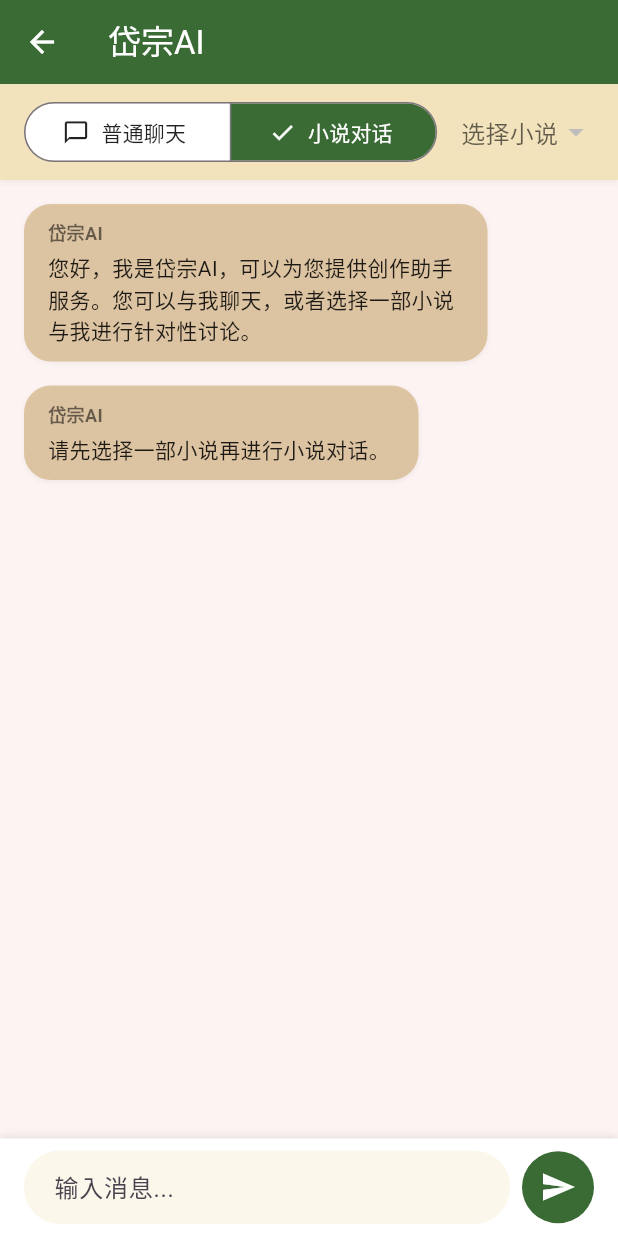
After one commit to wangbuliuxing714/novel_app, a Flutter app: the DaizongAIScreen screen opened by its route, after a tap on "小说对话", on a phone screen of 412 x 824 dp. The commit adds this screen. Run offline on Flutter 3.47's test engine with Material 3 defaults, Android fonts, the phone set to English and light mode, and no system bars; our stand-ins replace device_info_plus, file_picker, get, get_storage, hive, hive_flutter and 5 more; missing offline and left inert: dart:html, gbk_codec; accounts and stored records are empty.

Commit message:
聊天模型

```diff
--- a/lib/main.dart
+++ b/lib/main.dart
@@ -35,6 +35,7 @@ import 'package:novel_app/services/character_generator_service.dart';
 import 'package:novel_app/services/background_generator_service.dart';
 import 'package:novel_app/controllers/knowledge_base_controller.dart';
 import 'package:novel_app/screens/import_screen.dart';
+import 'package:novel_app/screens/ai_chat/daizong_ai_screen.dart';
 
 void main() async {
   WidgetsFlutterBinding.ensureInitialized();
@@ -163,6 +164,7 @@ class MyApp extends StatelessWidget {
         GetPage(name: '/tools', page: () => ToolsScreen()),
         GetPage(name: '/tts', page: () => TTSScreen()),
         GetPage(name: '/import', page: () => ImportScreen()),
+        GetPage(name: '/daizong_ai', page: () => const DaizongAIScreen()),
         GetPage(
           name: '/novel_continue',
           page: () => NovelContinueScreen(novel: Get.arguments),
--- /dev/null
+++ b/lib/screens/ai_chat/daizong_ai_screen.dart
@@ -0,0 +1,490 @@
+import 'package:flutter/material.dart';
+import 'package:get/get.dart';
+import 'package:novel_app/controllers/novel_controller.dart';
+import 'package:novel_app/models/novel.dart';
+import 'package:novel_app/services/ai_service.dart';
+import 'package:novel_app/services/langchain_novel_generator_service.dart';
+
+class DaizongAIController extends GetxController {
+  final AIService _aiService = Get.find<AIService>();
+  final NovelController _novelController = Get.find<NovelController>();
+  final LangchainNovelGeneratorService _langchainService = Get.find<LangchainNovelGeneratorService>();
+
+  final RxBool isGenerating = false.obs;
+  final RxList<ChatMessage> messages = <ChatMessage>[].obs;
+  final TextEditingController textController = TextEditingController();
+  final ScrollController scrollController = ScrollController();
+
+  // 当前聊天模式: 'normal' 或 'novel'
+  final RxString chatMode = 'normal'.obs;
+
+  // 当前选择的小说（用于小说对话模式）
+  final Rx<Novel?> selectedNovel = Rx<Novel?>(null);
+
+  @override
+  void onInit() {
+    super.onInit();
+    // 添加欢迎消息
+    messages.add(ChatMessage(
+      content: '您好，我是岱宗AI，可以为您提供创作助手服务。您可以与我聊天，或者选择一部小说与我进行针对性讨论。',
+      isUser: false,
+      timestamp: DateTime.now(),
+    ));
+  }
+
+  @override
+  void onClose() {
+    textController.dispose();
+    scrollController.dispose();
+    super.onClose();
+  }
+
+  // 切换聊天模式
+  void switchChatMode(String mode) {
+    if (mode != chatMode.value) {
+      chatMode.value = mode;
+      if (mode == 'novel' && selectedNovel.value == null && _novelController.novels.isNotEmpty) {
+        selectedNovel.value = _novelController.novels.first;
+      }
+
+      // 添加模式切换提示
+      if (mode == 'normal') {
+        messages.add(ChatMessage(
+          content: '已切换到普通聊天模式。有什么可以帮您的？',
+          isUser: false,
+          timestamp: DateTime.now(),
+        ));
+      } else {
+        final novel = selectedNovel.value;
+        if (novel != null) {
+          messages.add(ChatMessage(
+            content: '已切换到小说对话模式。我们正在讨论《${novel.title}》，您可以询问关于情节、人物或创作建议的问题。',
+            isUser: false,
+            timestamp: DateTime.now(),
+          ));
+        } else {
+          messages.add(ChatMessage(
+            content: '请先选择一部小说再进行小说对话。',
+            isUser: false,
+            timestamp: DateTime.now(),
+          ));
+        }
+      }
+
+      _scrollToBottom();
+    }
+  }
+
+  // 选择小说
+  void selectNovel(Novel novel) {
+    selectedNovel.value = novel;
+    messages.add(ChatMessage(
+      content: '已选择《${novel.title}》。您可以询问关于这部小说的任何问题。',
+      isUser: false,
+      timestamp: DateTime.now(),
+    ));
+    _scrollToBottom();
+  }
+
+  // 发送消息
+  Future<void> sendMessage(String content) async {
+    if (content.trim().isEmpty || isGenerating.value) return;
+
+    // 清空输入框
+    textController.clear();
+
+    // 添加用户消息
+    final userMessage = ChatMessage(
+      content: content,
+      isUser: true,
+      timestamp: DateTime.now(),
+    );
+    messages.add(userMessage);
+
+    // 滚动到底部
+    _scrollToBottom();
+
+    // 添加临时AI消息
+    final tempAiMessage = ChatMessage(
+      content: '...',
+      isUser: false,
+      timestamp: DateTime.now(),
+    );
+    messages.add(tempAiMessage);
+
+    try {
+      isGenerating.value = true;
+
+      String response = '';
+
+      if (chatMode.value == 'novel' && selectedNovel.value != null) {
+        final novel = selectedNovel.value!;
+
+        // 获取小说的所有章节内容作为上下文
+        final chapters = novel.chapters;
+        String chaptersContent = '';
+
+        if (chapters.isNotEmpty) {
+          // 构建章节内容字符串，限制总长度以避免超出token限制
+          for (var chapter in chapters) {
+            if (chaptersContent.length < 1500000) {  // 限制上下文长度
+              chaptersContent += '${chapter.title}:\n${chapter.content}\n\n';
+            } else {
+              break;
+            }
+          }
+
+          print('小说《${novel.title}》章节数: ${chapters.length}, 上下文长度: ${chaptersContent.length}');
+        }
+
+        // 准备系统提示
+        String systemPrompt = '''
+你是一个专业的小说顾问，能够深入分析和讨论小说内容。
+
+小说标题：${novel.title}
+小说类型：${novel.genre}
+小说大纲：${novel.outline}
+
+以下是小说的章节内容：
+$chaptersContent
+
+请基于这部小说的内容提供有深度的回答。当被问及情节、人物或创作建议时，提供具体且有建设性的意见，帮助用户更好地理解和完善他们的小说。
+''';
+
+        // 使用LangChain处理对话
+        response = await _langchainService.generateChatResponse(
+          systemPrompt: systemPrompt,
+          userPrompt: content,
+          temperature: 0.7,
+        );
+      } else {
+        // 标准聊天模式
+        String systemPrompt = '''
+你是岱宗AI，一个友好、专业的助手，擅长聊天和提供帮助。你的回答应该简洁、清晰，且富有帮助性。在交流中保持友好的语气，并尽量提供有价值的信息。
+''';
+
+        // 使用LangChain处理对话
+        response = await _langchainService.generateChatResponse(
+          systemPrompt: systemPrompt,
+          userPrompt: content,
+          temperature: 0.7,
+        );
+      }
+
+      // 更新AI消息
+      final index = messages.length - 1;
+      messages[index] = ChatMessage(
+        content: response,
+        isUser: false,
+        timestamp: DateTime.now(),
+      );
+
+      _scrollToBottom();
+    } catch (e) {
+      // 错误处理
+      final index = messages.length - 1;
+      messages[index] = ChatMessage(
+        content: '抱歉，生成回复时出现错误: $e',
+        isUser: false,
+        timestamp: DateTime.now(),
+        isError: true,
+      );
+    } finally {
+      isGenerating.value = false;
+    }
+  }
+
+  // 滚动到底部
+  void _scrollToBottom() {
+    if (scrollController.hasClients) {
+      Future.delayed(const Duration(milliseconds: 100), () {
+        scrollController.animateTo(
+          scrollController.position.maxScrollExtent,
+          duration: const Duration(milliseconds: 300),
+          curve: Curves.easeOut,
+        );
+      });
+    }
+  }
+}
+
+class ChatMessage {
+  final String content;
+  final bool isUser;
+  final DateTime timestamp;
+  final bool isError;
+
+  ChatMessage({
+    required this.content,
+    required this.isUser,
+    required this.timestamp,
+    this.isError = false,
+  });
+}
+
+class DaizongAIScreen extends StatelessWidget {
+  const DaizongAIScreen({Key? key}) : super(key: key);
+
+  // 定义主题色
+  static const Color earthYellow = Color(0xFFD4B483);
+  static const Color forestGreen = Color(0xFF3A6B35);
+  static const Color lightGreen = Color(0xFF93B884);
+  static const Color lightYellow = Color(0xFFF2E3BC);
+
+  @override
+  Widget build(BuildContext context) {
+    final controller = Get.put(DaizongAIController());
+    final isDark = Theme.of(context).brightness == Brightness.dark;
+
+    return Scaffold(
+      appBar: AppBar(
+        title: const Text('岱宗AI'),
+        backgroundColor: forestGreen,
+        foregroundColor: Colors.white,
+        elevation: 0,
+      ),
+      body: Column(
+        children: [
+          // 模式选择器
+          Container(
+            padding: const EdgeInsets.symmetric(vertical: 8, horizontal: 16),
+            decoration: BoxDecoration(
+              color: isDark ? Colors.grey.shade800 : lightYellow,
+              boxShadow: [
+                BoxShadow(
+                  color: Colors.black.withOpacity(0.05),
+                  blurRadius: 2,
+                  offset: const Offset(0, 2),
+                ),
+              ],
+            ),
+            child: Row(
+              children: [
+                Obx(() => Expanded(
+                  child: SegmentedButton<String>(
+                    segments: const [
+                      ButtonSegment<String>(
+                        value: 'normal',
+                        label: Text('普通聊天'),
+                        icon: Icon(Icons.chat_bubble_outline),
+                      ),
+                      ButtonSegment<String>(
+                        value: 'novel',
+                        label: Text('小说对话'),
+                        icon: Icon(Icons.book_outlined),
+                      ),
+                    ],
+                    selected: {controller.chatMode.value},
+                    onSelectionChanged: (Set<String> selection) {
+                      controller.switchChatMode(selection.first);
+                    },
+                    style: ButtonStyle(
+                      backgroundColor: MaterialStateProperty.resolveWith<Color>(
+                        (states) {
+                          if (states.contains(MaterialState.selected)) {
+                            return forestGreen;
+                          }
+                          return isDark ? Colors.grey.shade700 : Colors.white;
+                        },
+                      ),
+                      foregroundColor: MaterialStateProperty.resolveWith<Color>(
+                        (states) {
+                          if (states.contains(MaterialState.selected)) {
+                            return Colors.white;
+                          }
+                          return isDark ? Colors.white : Colors.black87;
+                        },
+                      ),
+                    ),
+                  ),
+                )),
+
+                // 小说选择器（仅在小说对话模式下显示）
+                Obx(() => controller.chatMode.value == 'novel'
+                    ? Padding(
+                        padding: const EdgeInsets.only(left: 16.0),
+                        child: _buildNovelSelector(controller),
+                      )
+                    : const SizedBox.shrink(),
+                ),
+              ],
+            ),
+          ),
+
+          // 消息列表
+          Expanded(
+            child: Container(
+              color: isDark ? Colors.grey.shade900 : lightYellow.withOpacity(0.2),
+              child: Obx(() => ListView.builder(
+                controller: controller.scrollController,
+                padding: const EdgeInsets.symmetric(horizontal: 16, vertical: 8),
+                itemCount: controller.messages.length,
+                itemBuilder: (context, index) {
+                  final message = controller.messages[index];
+                  return _buildMessageBubble(context, message, isDark);
+                },
+              )),
+            ),
+          ),
+
+          // 输入框区域
+          Container(
+            decoration: BoxDecoration(
+              color: isDark ? Colors.grey.shade800 : Colors.white,
+              boxShadow: [
+                BoxShadow(
+                  color: Colors.black.withOpacity(0.1),
+                  blurRadius: 4,
+                  offset: const Offset(0, -1),
+                ),
+              ],
+            ),
+            padding: const EdgeInsets.symmetric(horizontal: 16, vertical: 8),
+            child: Row(
+              children: [
+                Expanded(
+                  child: TextField(
+                    controller: controller.textController,
+                    maxLines: null,
+                    textInputAction: TextInputAction.send,
+                    decoration: InputDecoration(
+                      hintText: '输入消息...',
+                      border: OutlineInputBorder(
+                        borderRadius: BorderRadius.circular(24),
+                        borderSide: BorderSide.none,
+                      ),
+                      filled: true,
+                      fillColor: isDark
+                          ? Colors.grey.shade700
+                          : lightYellow.withOpacity(0.3),
+                      contentPadding: const EdgeInsets.symmetric(
+                        horizontal: 16,
+                        vertical: 12,
+                      ),
+                    ),
+                    onSubmitted: (value) {
+                      if (value.trim().isNotEmpty) {
+                        controller.sendMessage(value);
+                      }
+                    },
+                  ),
+                ),
+                const SizedBox(width: 8),
+                Obx(() => Material(
+                  color: forestGreen,
+                  borderRadius: BorderRadius.circular(24),
+                  child: InkWell(
+                    borderRadius: BorderRadius.circular(24),
+                    onTap: controller.isGenerating.value
+                        ? null
+                        : () => controller.sendMessage(controller.textController.text),
+                    child: Container(
+                      padding: const EdgeInsets.all(12),
+                      child: controller.isGenerating.value
+                          ? const SizedBox(
+                              width: 24,
+                              height: 24,
+                              child: CircularProgressIndicator(
+                                color: Colors.white,
+                                strokeWidth: 2,
+                              ),
+                            )
+                          : const Icon(
+                              Icons.send,
+                              color: Colors.white,
+                            ),
+                    ),
+                  ),
+                )),
+              ],
+            ),
+          ),
+        ],
+      ),
+    );
+  }
+
+  Widget _buildNovelSelector(DaizongAIController controller) {
+    final novels = Get.find<NovelController>().novels;
+
+    return DropdownButton<Novel>(
+      value: controller.selectedNovel.value,
+      hint: const Text('选择小说'),
+      underline: Container(height: 0),
+      icon: const Icon(Icons.arrow_drop_down),
+      iconEnabledColor: forestGreen,
+      onChanged: (Novel? novel) {
+        if (novel != null) {
+          controller.selectNovel(novel);
+        }
+      },
+      items: novels.map<DropdownMenuItem<Novel>>((Novel novel) {
+        return DropdownMenuItem<Novel>(
+          value: novel,
+          child: SizedBox(
+            width: 100,
+            child: Text(
+              novel.title,
+              overflow: TextOverflow.ellipsis,
+              style: const TextStyle(fontSize: 14),
+            ),
+          ),
+        );
+      }).toList(),
+    );
+  }
+
+  Widget _buildMessageBubble(BuildContext context, ChatMessage message, bool isDark) {
+    return Align(
+      alignment: message.isUser ? Alignment.centerRight : Alignment.centerLeft,
+      child: Container(
+        constraints: BoxConstraints(
+          maxWidth: MediaQuery.of(context).size.width * 0.75,
+        ),
+        margin: const EdgeInsets.symmetric(vertical: 8),
+        padding: const EdgeInsets.symmetric(horizontal: 16, vertical: 10),
+        decoration: BoxDecoration(
+          color: message.isUser
+              ? forestGreen
+              : message.isError
+                  ? Colors.red.shade100
+                  : (isDark ? Colors.grey.shade700 : earthYellow.withOpacity(0.7)),
+          borderRadius: BorderRadius.circular(18),
+          boxShadow: [
+            BoxShadow(
+              color: Colors.black.withOpacity(0.05),
+              blurRadius: 2,
+              offset: const Offset(0, 1),
+            ),
+          ],
+        ),
+        child: Column(
+          crossAxisAlignment: CrossAxisAlignment.start,
+          children: [
+            Text(
+              message.isUser ? '我' : '岱宗AI',
+              style: TextStyle(
+                fontWeight: FontWeight.bold,
+                fontSize: 12,
+                color: message.isUser
+                    ? Colors.white70
+                    : (isDark ? Colors.white70 : Colors.black54),
+              ),
+            ),
+            const SizedBox(height: 4),
+            SelectableText(
+              message.content,
+              style: TextStyle(
+                color: message.isUser
+                    ? Colors.white
+                    : message.isError
+                        ? Colors.red.shade900
+                        : (isDark ? Colors.white : Colors.black87),
+              ),
+            ),
+          ],
+        ),
+      ),
+    );
+  }
+}
--- a/lib/services/novel_generator_service.dart
+++ b/lib/services/novel_generator_service.dart
@@ -1123,6 +1123,9 @@ ${targetReaderPrompt.isNotEmpty ? "目标读者：\n" + targetReaderPrompt + "\n
         ],
         createdAt: DateTime.now(),
       );
+
+      // 将大纲作为第0章保存
+      novel.addOutlineAsChapter();
 
       // 记录完成时间并计算耗时
       final endTime = DateTime.now();
@@ -1213,6 +1216,9 @@ ${targetReaderPrompt.isNotEmpty ? "目标读者：\n" + targetReaderPrompt + "\n
           updateRealtimeOutput('\n========== 小说大纲 ==========\n');
           updateRealtimeOutput(outlineContent);
           updateRealtimeOutput('\n================================\n\n');
+
+          // 将大纲作为第0章保存
+          novel.addOutlineAsChapter();
         }
 
         // 生成章节内容
```
Also changed, not shown: lib/screens/home/home_screen.dart (+14 -0 lines), lib/services/langchain_novel_generator_service.dart (+51 -0 lines).
